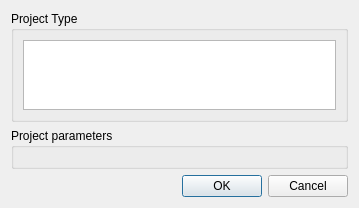
Qt form src/DGLGui/ui/dglprojectdialog.ui (scygan/debugler) before a commit.
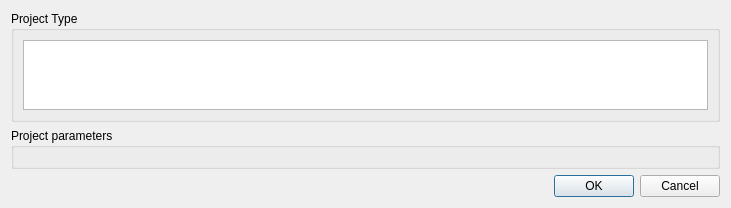
The same form after that commit.

What changed in the file:
```diff
--- a/src/DGLGui/ui/dglprojectdialog.ui
+++ b/src/DGLGui/ui/dglprojectdialog.ui
@@ -9,8 +9,8 @@
    <rect>
     <x>0</x>
     <y>0</y>
-    <width>359</width>
-    <height>167</height>
+    <width>731</width>
+    <height>194</height>
    </rect>
   </property>
   <property name="windowTitle">
```
Left out of the diff: 39 changed lines with no effect on the pictures.
